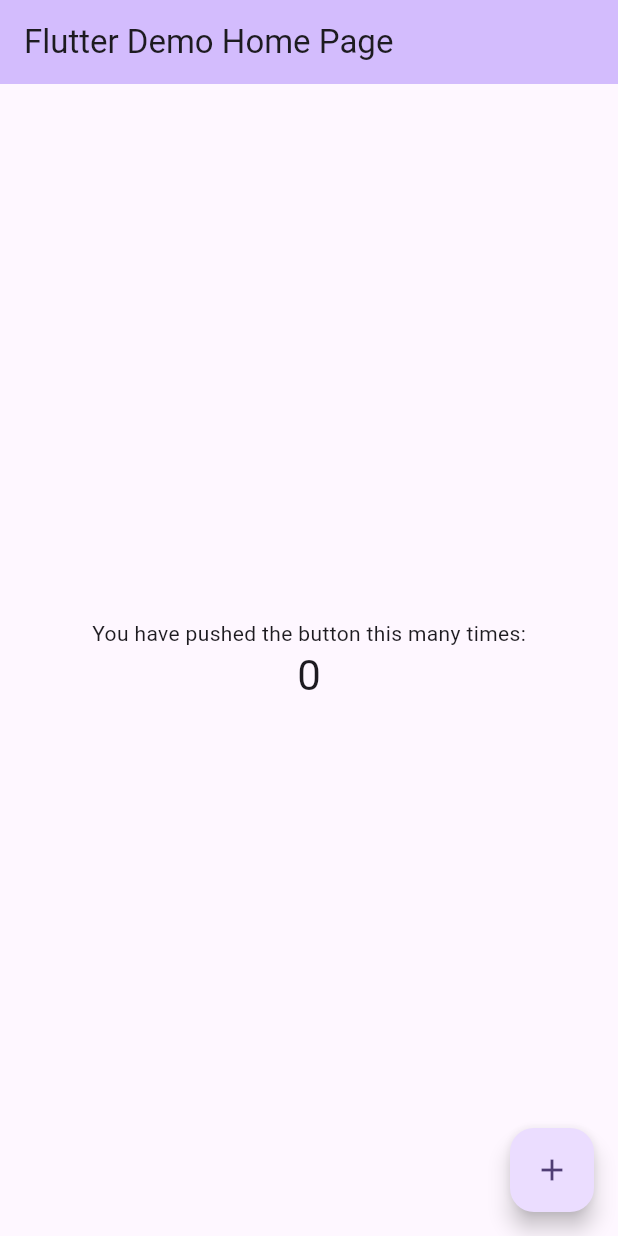
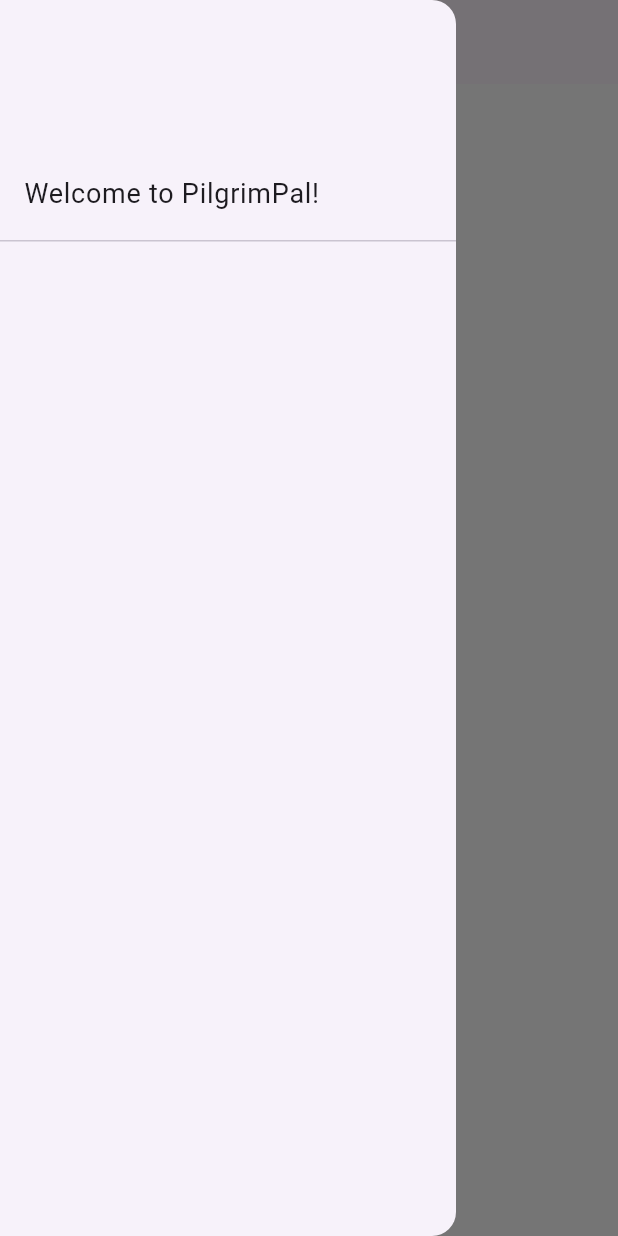
Before and after one commit to PilgrimPal/pilgrimpal-app, a Flutter app: the screen it shows after launch, with the side drawer open (before the commit the screen has no drawer), on a phone screen of 412 x 824 dp. Run offline on Flutter 3.47's test engine with Material 3 defaults, Android fonts, the phone set to English and light mode, and no system bars.

Commit message:
feat: create drawer and initial home page

```diff
--- /dev/null
+++ b/lib/common/widgets/app_drawer.dart
@@ -0,0 +1,39 @@
+import 'package:flutter/material.dart';
+
+class AppDrawer extends StatefulWidget {
+  const AppDrawer({super.key});
+
+  @override
+  State<AppDrawer> createState() => _AppDrawerState();
+}
+
+class _AppDrawerState extends State<AppDrawer> {
+  @override
+  Widget build(BuildContext context) {
+    return const Drawer(
+      child: Column(
+        crossAxisAlignment: CrossAxisAlignment.start,
+        children: [
+          Row(
+            children: [
+              Expanded(
+                child: DrawerHeader(
+                  child: Align(
+                    alignment: Alignment.bottomLeft,
+                    child: Padding(
+                      padding: EdgeInsets.only(bottom: 10),
+                      child: Text(
+                        "Welcome to PilgrimPal!",
+                        style: TextStyle(fontSize: 18),
+                      ),
+                    ),
+                  ),
+                ),
+              ),
+            ],
+          ),
+        ],
+      ),
+    );
+  }
+}
--- a/lib/main.dart
+++ b/lib/main.dart
@@ -1,4 +1,5 @@
 import 'package:flutter/material.dart';
+import 'package:pilgrimpal_app/routes.dart';
 
 void main() {
   runApp(const MyApp());
@@ -11,7 +12,7 @@
   @override
   Widget build(BuildContext context) {
     return MaterialApp(
-      title: 'Flutter Demo',
+      title: 'PilgrimPal',
       theme: ThemeData(
         // This is the theme of your application.
         //
@@ -28,98 +29,12 @@
         //
         // This works for code too, not just values: Most code changes can be
         // tested with just a hot reload.
-        colorScheme: ColorScheme.fromSeed(seedColor: Colors.deepPurple),
+        primarySwatch: Colors.deepPurple,
+        scaffoldBackgroundColor: Colors.white,
         useMaterial3: true,
       ),
-      home: const MyHomePage(title: 'Flutter Demo Home Page'),
+      routes: routes,
+      initialRoute: homeRoute,
     );
   }
 }
-
-class MyHomePage extends StatefulWidget {
-  const MyHomePage({super.key, required this.title});
-
-  // This widget is the home page of your application. It is stateful, meaning
-  // that it has a State object (defined below) that contains fields that affect
-  // how it looks.
-
-  // This class is the configuration for the state. It holds the values (in this
-  // case the title) provided by the parent (in this case the App widget) and
-  // used by the build method of the State. Fields in a Widget subclass are
-  // always marked "final".
-
-  final String title;
-
-  @override
-  State<MyHomePage> createState() => _MyHomePageState();
-}
-
-class _MyHomePageState extends State<MyHomePage> {
-  int _counter = 0;
-
-  void _incrementCounter() {
-    setState(() {
-      // This call to setState tells the Flutter framework that something has
-      // changed in this State, which causes it to rerun the build method below
-      // so that the display can reflect the updated values. If we changed
-      // _counter without calling setState(), then the build method would not be
-      // called again, and so nothing would appear to happen.
-      _counter++;
-    });
-  }
-
-  @override
-  Widget build(BuildContext context) {
-    // This method is rerun every time setState is called, for instance as done
-    // by the _incrementCounter method above.
-    //
-    // The Flutter framework has been optimized to make rerunning build methods
-    // fast, so that you can just rebuild anything that needs updating rather
-    // than having to individually change instances of widgets.
-    return Scaffold(
-      appBar: AppBar(
-        // TRY THIS: Try changing the color here to a specific color (to
-        // Colors.amber, perhaps?) and trigger a hot reload to see the AppBar
-        // change color while the other colors stay the same.
-        backgroundColor: Theme.of(context).colorScheme.inversePrimary,
-        // Here we take the value from the MyHomePage object that was created by
-        // the App.build method, and use it to set our appbar title.
-        title: Text(widget.title),
-      ),
-      body: Center(
-        // Center is a layout widget. It takes a single child and positions it
-        // in the middle of the parent.
-        child: Column(
-          // Column is also a layout widget. It takes a list of children and
-          // arranges them vertically. By default, it sizes itself to fit its
-          // children horizontally, and tries to be as tall as its parent.
-          //
-          // Column has various properties to control how it sizes itself and
-          // how it positions its children. Here we use mainAxisAlignment to
-          // center the children vertically; the main axis here is the vertical
-          // axis because Columns are vertical (the cross axis would be
-          // horizontal).
-          //
-          // TRY THIS: Invoke "debug painting" (choose the "Toggle Debug Paint"
-          // action in the IDE, or press "p" in the console), to see the
-          // wireframe for each widget.
-          mainAxisAlignment: MainAxisAlignment.center,
-          children: <Widget>[
-            const Text(
-              'You have pushed the button this many times:',
-            ),
-            Text(
-              '$_counter',
-              style: Theme.of(context).textTheme.headlineMedium,
-            ),
-          ],
-        ),
-      ),
-      floatingActionButton: FloatingActionButton(
-        onPressed: _incrementCounter,
-        tooltip: 'Increment',
-        child: const Icon(Icons.add),
-      ), // This trailing comma makes auto-formatting nicer for build methods.
-    );
-  }
-}
--- /dev/null
+++ b/lib/modules/home/presentation/pages/home_page.dart
@@ -0,0 +1,16 @@
+import 'package:flutter/material.dart';
+import 'package:pilgrimpal_app/common/widgets/app_drawer.dart';
+
+class HomePage extends StatelessWidget {
+  static const routeName = "/home";
+
+  const HomePage({super.key});
+
+  @override
+  Widget build(BuildContext context) {
+    return Scaffold(
+      appBar: AppBar(title: const Text("PilgrimPal")),
+      drawer: const AppDrawer(),
+    );
+  }
+}
--- /dev/null
+++ b/lib/routes.dart
@@ -0,0 +1,8 @@
+import 'package:flutter/material.dart';
+import 'package:pilgrimpal_app/modules/home/presentation/pages/home_page.dart';
+
+const homeRoute = "/home";
+
+final routes = {
+  homeRoute: (BuildContext context) => const HomePage(),
+};
```
